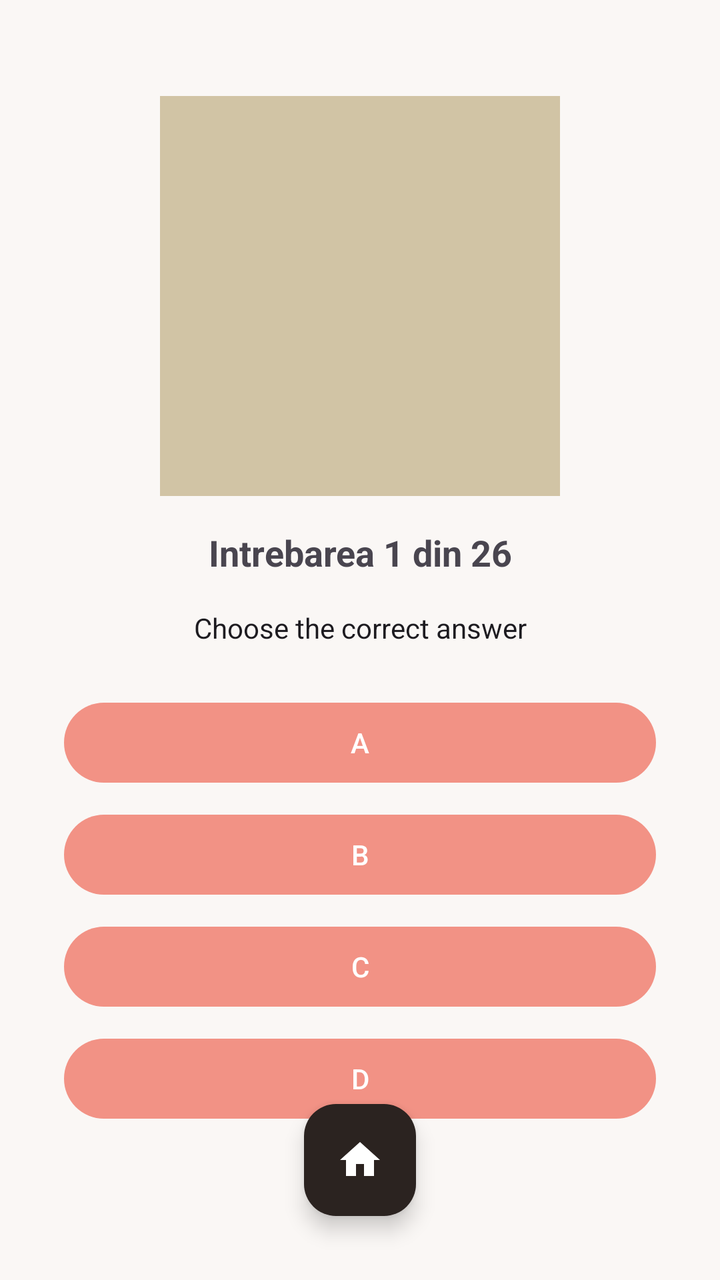
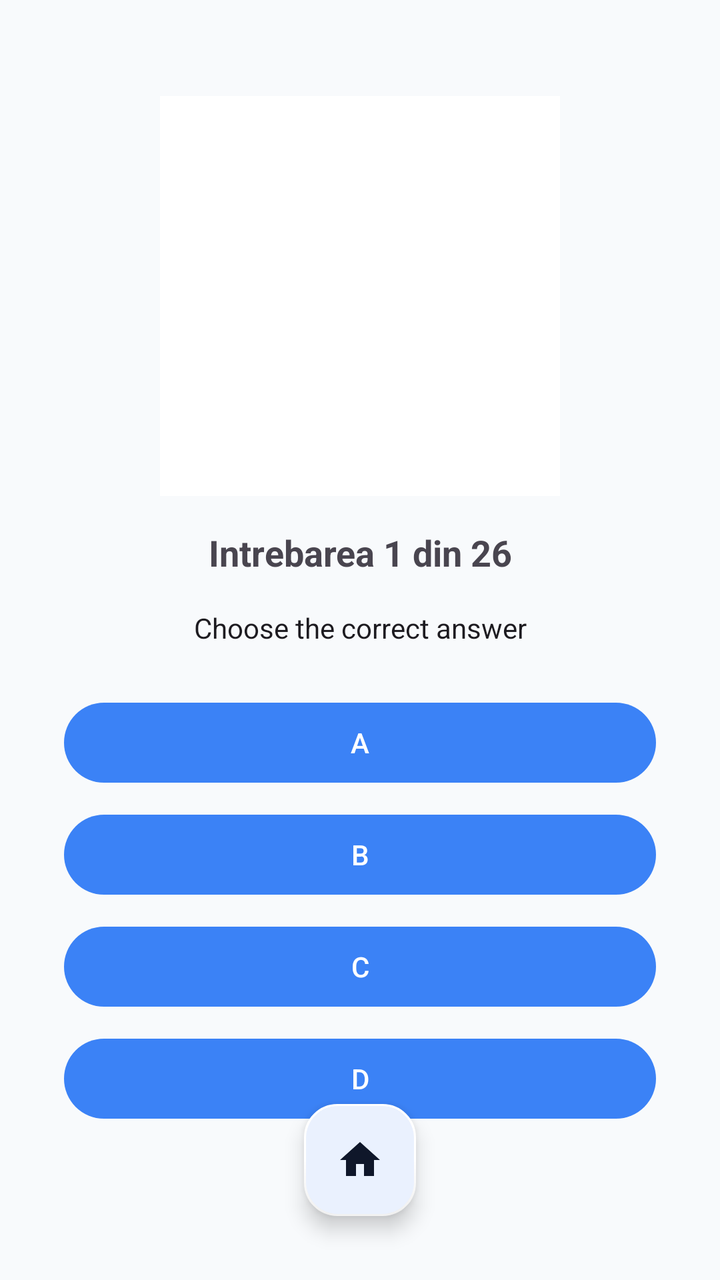

Before-and-after screenshots of an Android layout around one commit, followed by the original layout XML and the change that was made.
<!-- AndroidManifest.xml: application theme Theme.ASLTranslator -->
<!-- res/layout/fragment_lessons_quiz.xml -->
<?xml version="1.0" encoding="utf-8"?>
<androidx.constraintlayout.widget.ConstraintLayout xmlns:android="http://schemas.android.com/apk/res/android"
    xmlns:app="http://schemas.android.com/apk/res-auto"
    xmlns:tools="http://schemas.android.com/tools"
    android:layout_width="match_parent"
    android:layout_height="match_parent"
    tools:context=".LessonsQuizFragment">

    <ImageView
        android:id="@+id/iv_hand_sign"
        android:layout_width="200dp"
        android:layout_height="200dp"
        android:layout_marginTop="48dp"
        android:background="#D1C4A5"
        android:scaleType="fitCenter"
        android:padding="8dp"
        app:layout_constraintEnd_toEndOf="parent"
        app:layout_constraintStart_toStartOf="parent"
        app:layout_constraintTop_toTopOf="parent"
        android:contentDescription="Hand sign image" />

    <TextView
        android:id="@+id/tv_quiz_progress"
        android:layout_width="wrap_content"
        android:layout_height="wrap_content"
        android:layout_marginTop="16dp"
        android:text="Intrebarea 1 din 26"
        android:textStyle="bold"
        android:textSize="18sp"
        app:layout_constraintStart_toStartOf="parent"
        app:layout_constraintEnd_toEndOf="parent"
        app:layout_constraintTop_toBottomOf="@+id/iv_hand_sign" />

    <TextView
        android:id="@+id/tv_choose_answer"
        android:layout_width="wrap_content"
        android:layout_height="wrap_content"
        android:layout_marginTop="16dp"
        android:text="@string/choose_correct_answer"
        android:textColor="?android:attr/textColorPrimary"
        android:textSize="14sp"
        app:layout_constraintStart_toStartOf="parent"
        app:layout_constraintEnd_toEndOf="parent"
        app:layout_constraintTop_toBottomOf="@+id/tv_quiz_progress" />

    <LinearLayout
        android:id="@+id/ll_options"
        android:layout_width="0dp"
        android:layout_height="wrap_content"
        android:layout_marginTop="24dp"
        android:layout_marginStart="32dp"
        android:layout_marginEnd="32dp"
        android:orientation="vertical"
        app:layout_constraintEnd_toEndOf="parent"
        app:layout_constraintStart_toStartOf="parent"
        app:layout_constraintTop_toBottomOf="@+id/tv_choose_answer">

        <Button
            android:id="@+id/btn_option_1"
            android:layout_width="match_parent"
            android:layout_height="wrap_content"
            android:layout_marginBottom="8dp"
            android:text="A" />

        <Button
            android:id="@+id/btn_option_2"
            android:layout_width="match_parent"
            android:layout_height="wrap_content"
            android:layout_marginBottom="8dp"
            android:text="B" />

        <Button
            android:id="@+id/btn_option_3"
            android:layout_width="match_parent"
            android:layout_height="wrap_content"
            android:layout_marginBottom="8dp"
            android:text="C" />

        <Button
            android:id="@+id/btn_option_4"
            android:layout_width="match_parent"
            android:layout_height="wrap_content"
            android:text="D" />
        
    </LinearLayout>

    <com.google.android.material.floatingactionbutton.FloatingActionButton
        android:id="@+id/btn_home"
        android:layout_width="wrap_content"
        android:layout_height="wrap_content"
        android:layout_marginBottom="32dp"
        android:src="@drawable/ic_home_filled"
        app:tint="@color/white"
        app:backgroundTint="@color/dark_brown"
        app:borderWidth="0dp"
        app:layout_constraintBottom_toBottomOf="parent"
        app:layout_constraintStart_toStartOf="parent"
        app:layout_constraintEnd_toEndOf="parent" 
        android:contentDescription="@string/home_button"/>

</androidx.constraintlayout.widget.ConstraintLayout>
<!-- resources referenced by this layout -->
<resources>
  <color name="dark_brown">#2B2320</color>
  <color name="white">#FFFFFFFF</color>
  <!-- drawable ic_home_filled (drawable) -->
  <vector xmlns:android="http://schemas.android.com/apk/res/android"
      android:width="24dp"
      android:height="24dp"
      android:viewportWidth="24.0"
      android:viewportHeight="24.0"
      android:tint="#FFFFFF">
      <path
          android:fillColor="#FFFFFF"
          android:pathData="M10,20v-6h4v6h5v-8h3L12,3 2,12h3v8z"/>
  </vector>
  <string name="choose_correct_answer">Choose the correct answer</string>
  <string name="home_button">Home</string>
  <style name="Theme.ASLTranslator" parent="Base.Theme.ASLTranslator" />
  <style name="Base.Theme.ASLTranslator" parent="Theme.Material3.DayNight.NoActionBar">
          <item name="colorPrimary">@color/pink</item>
          <item name="colorOnPrimary">@color/white</item>
          <item name="android:colorBackground">@color/brown_bg</item>
          <item name="android:windowBackground">@color/brown_bg</item>
          <item name="colorSurface">@color/light_brown</item>
          <item name="colorOnSurface">@color/very_dark_brown</item>
          <item name="colorOnBackground">@color/very_dark_brown</item>
      </style>
  <color name="pink">#F29285</color>
  <color name="brown_bg">#FAF7F5</color>
  <color name="light_brown">#F0EAE6</color>
  <color name="very_dark_brown">#1A1614</color>
</resources>

<!-- the commit's change to res/layout/fragment_lessons_quiz.xml (unified diff, before → after) -->
@@ -4,6 +4,7 @@
     xmlns:tools="http://schemas.android.com/tools"
     android:layout_width="match_parent"
     android:layout_height="match_parent"
+    android:background="?attr/android:colorBackground"
     tools:context=".LessonsQuizFragment">
 
     <ImageView
@@ -11,7 +12,7 @@
         android:layout_width="200dp"
         android:layout_height="200dp"
         android:layout_marginTop="48dp"
-        android:background="#D1C4A5"
+        android:background="?attr/colorSurface"
         android:scaleType="fitCenter"
         android:padding="8dp"
         app:layout_constraintEnd_toEndOf="parent"
@@ -90,9 +91,9 @@
         android:layout_height="wrap_content"
         android:layout_marginBottom="32dp"
         android:src="@drawable/ic_home_filled"
-        app:tint="@color/white"
-        app:backgroundTint="@color/dark_brown"
-        app:borderWidth="0dp"
+        app:tint="?attr/colorOnSurface"
+        app:backgroundTint="?attr/colorSurface"
+        app:borderWidth="1dp"
         app:layout_constraintBottom_toBottomOf="parent"
         app:layout_constraintStart_toStartOf="parent"
         app:layout_constraintEnd_toEndOf="parent" 
<!-- resource entries referenced after the edit -->
@@ -1,7 +1,9 @@
 <!-- resources referenced by this layout -->
 <resources>
-  <color name="dark_brown">#2B2320</color>
   <color name="white">#FFFFFFFF</color>
+  <color name="bg_light">#F8FAFC</color>
+  <color name="surface_light">#FFFFFF</color>
+  <color name="text_light">#0F172A</color>
   <!-- drawable ic_home_filled (drawable) -->
   <vector xmlns:android="http://schemas.android.com/apk/res/android"
       android:width="24dp"
@@ -17,17 +19,15 @@
   <string name="home_button">Home</string>
   <style name="Theme.ASLTranslator" parent="Base.Theme.ASLTranslator" />
   <style name="Base.Theme.ASLTranslator" parent="Theme.Material3.DayNight.NoActionBar">
-          <item name="colorPrimary">@color/pink</item>
+          <item name="colorPrimary">@color/accent</item>
           <item name="colorOnPrimary">@color/white</item>
-          <item name="android:colorBackground">@color/brown_bg</item>
-          <item name="android:windowBackground">@color/brown_bg</item>
-          <item name="colorSurface">@color/light_brown</item>
-          <item name="colorOnSurface">@color/very_dark_brown</item>
-          <item name="colorOnBackground">@color/very_dark_brown</item>
+          <item name="android:colorBackground">@color/bg_light</item>
+          <item name="android:windowBackground">@color/bg_light</item>
+          <item name="colorSurface">@color/surface_light</item>
+          <item name="colorOnSurface">@color/text_light</item>
+          <item name="colorOnBackground">@color/text_light</item>
+          <item name="colorOutline">#CBD5E1</item>
       </style>
-  <color name="pink">#F29285</color>
-  <color name="brown_bg">#FAF7F5</color>
-  <color name="light_brown">#F0EAE6</color>
-  <color name="very_dark_brown">#1A1614</color>
+  <color name="accent">#3B82F6</color>
 </resources>
 
